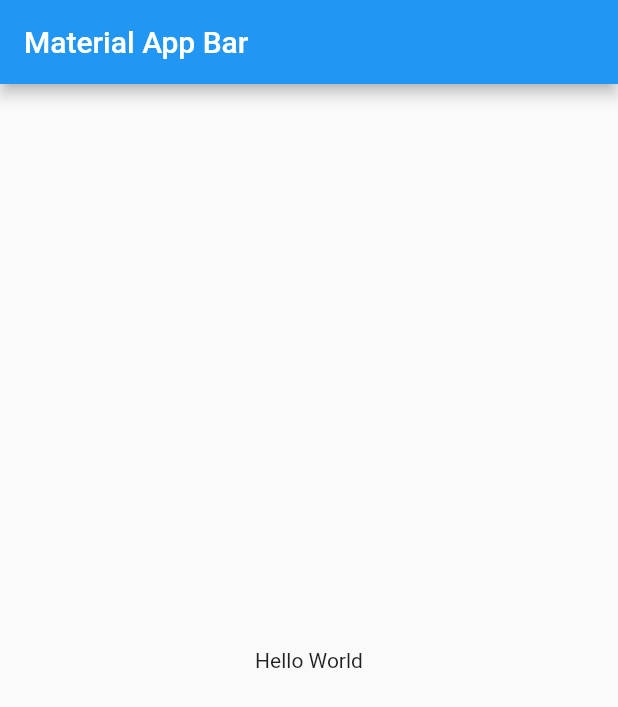
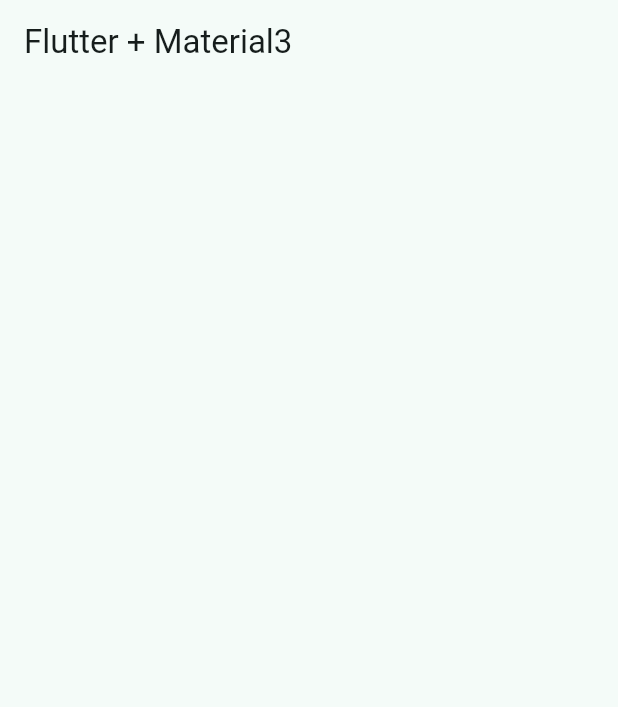
Before and after one commit to omarmontoys/widgets_app, a Flutter app: the screen it shows after launch, on a phone screen of 412 x 824 dp. Shown: the top 707 px of the screen. Run offline on Flutter 3.47's test engine with Material 2 defaults, Android fonts, the phone set to English and light mode, and no system bars.

Commit message:
Home Screen creado

```diff
--- a/lib/main.dart
+++ b/lib/main.dart
@@ -1,4 +1,6 @@
 import 'package:flutter/material.dart';
+import 'package:widgets_app/config/theme/app_theme.dart';
+import 'package:widgets_app/presentation/screens/home/home_screen.dart';
 
 void main() => runApp(const MyApp());
 
@@ -8,15 +10,9 @@ class MyApp extends StatelessWidget {
   @override
   Widget build(BuildContext context) {
     return MaterialApp(
-      title: 'Material App',
-      home: Scaffold(
-        appBar: AppBar(
-          title: const Text('Material App Bar'),
-        ),
-        body: const Center(
-          child: Text('Hello World'),
-        ),
-      ),
-    );
+        title: 'Material App',
+        debugShowCheckedModeBanner: false,
+        theme: AppTheme(selectedColor: 5).getTheme(),
+        home: const HomeScreen());
   }
 }
--- /dev/null
+++ b/lib/presentation/screens/home/home_screen.dart
@@ -0,0 +1,14 @@
+import 'package:flutter/material.dart';
+
+class HomeScreen extends StatelessWidget {
+  const HomeScreen({super.key});
+
+  @override
+  Widget build(BuildContext context) {
+    return Scaffold(
+      appBar: AppBar(
+        title: const Text('Flutter + Material3'),
+      ),
+    );
+  }
+}
```
